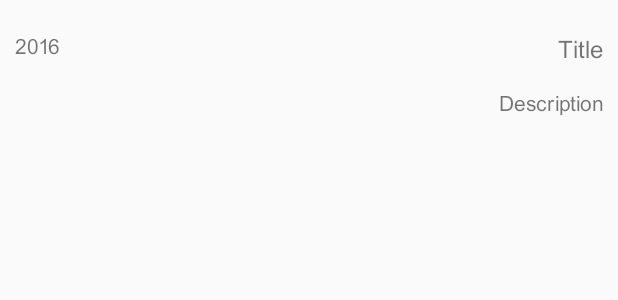
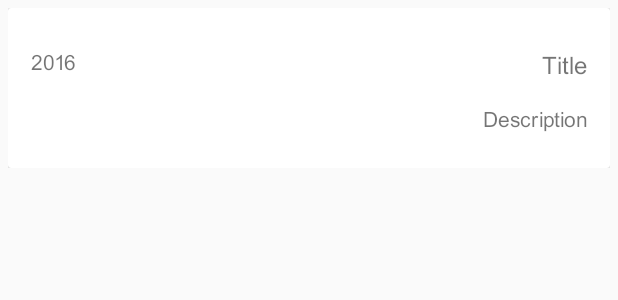
Before and after one commit to irmbaas/MashhadConnect, an Android app: the layout row_rss.xml on its own in the app's theme, with its tools: preview values and no code run, on a phone screen of 412 x 824 dp. Shown: the top 300 px of the screen. Run offline under Robolectric (Android 15) with nearby library versions, the phone set to English and light mode, and no system bars.

Commit message:
Little UI improvements.

```diff
--- a/app/build.gradle
+++ b/app/build.gradle
@@ -32,5 +32,6 @@ dependencies {
     compile 'com.android.support:support-v4:23.4.0'
     compile 'com.android.support:design:23.4.0'
     compile 'com.android.support:recyclerview-v7:23.4.0'
+    compile 'com.android.support:cardview-v7:23.4.0'
     compile 'de.hdodenhof:circleimageview:1.2.1'
 }
--- a/app/src/main/java/ir/mbaas/mashhadconnect/fragments/RssFragment.java
+++ b/app/src/main/java/ir/mbaas/mashhadconnect/fragments/RssFragment.java
@@ -51,8 +51,6 @@ public class RssFragment extends Fragment implements IRssCallback {
 
         recyclerView.setLayoutManager(mLayoutManager);
         recyclerView.setItemAnimator(new DefaultItemAnimator());
-        recyclerView.addItemDecoration(new DividerItemDecoration(getActivity(),
-                LinearLayoutManager.VERTICAL));
         recyclerView.setAdapter(mAdapter);
 
         recyclerView.addOnItemTouchListener(new RecyclerTouchListener(
--- a/app/src/main/res/layout/row_rss.xml
+++ b/app/src/main/res/layout/row_rss.xml
@@ -1,9 +1,20 @@
 <?xml version="1.0" encoding="utf-8"?>
+<LinearLayout xmlns:android="http://schemas.android.com/apk/res/android"
+    android:layout_width="match_parent"
+    android:layout_height="wrap_content"
+    android:padding="5dp"
+    android:orientation="vertical">
+
+    <android.support.v7.widget.CardView
+        android:layout_width="match_parent"
+        android:layout_height="wrap_content"
+        android:id="@+id/cv_layout">
+
         <RelativeLayout xmlns:android="http://schemas.android.com/apk/res/android"
             android:layout_width="match_parent"
             android:layout_height="wrap_content"
             android:focusable="true"
-    android:padding="10dp"
+            android:padding="15dp"
             android:clickable="true"
             android:orientation="vertical">
 
@@ -41,3 +52,7 @@
                 android:text="2016"/>
 
         </RelativeLayout>
+
+    </android.support.v7.widget.CardView>
+
+</LinearLayout>
--- a/app/src/main/res/values/colors.xml
+++ b/app/src/main/res/values/colors.xml
@@ -1,9 +1,15 @@
 <?xml version="1.0" encoding="utf-8"?>
 <resources>
-    <color name="colorPrimary">#3F51B5</color>
-    <color name="colorPrimaryDark">#303F9F</color>
-    <color name="colorAccent">#FF4081</color>
-    <color name="colorPressed">#E9AD00</color>
-    <color name="colorMenuText">#2D2D2D</color>
+    <color name="colorPrimary">#FF5722</color>
+    <color name="colorPrimaryDark">#E64A19</color>
+    <color name="colorPrimaryLight">#FFCCBC</color>
+    <color name="colorAccent">#795548</color>
+    <color name="colorTextPrimary">#212121</color>
+    <color name="colorTextSecondary">#727272</color>
+    <color name="colorTextIcons">#FFFFFF</color>
+    <color name="colorDivider">#B6B6B6</color>
+
+    <color name="colorPressed">#FFCCBC</color>
+    <color name="colorMenuText">#212121</color>
     <color name="colorAboutText">#2D2D2D</color>
 </resources>
--- a/app/src/main/res/values/menus.xml
+++ b/app/src/main/res/values/menus.xml
@@ -5,5 +5,5 @@
     <string name="action_help_text">راهنما</string>
     <string name="action_help_icon">\uf64f</string>
     <string name="action_mbaas_rss">اخبار MBaaS</string>
-    <string name="action_mbaas_icon">\uf64f</string>
+    <string name="action_mbaas_icon">\uf17b</string>
 </resources>
```
Also changed, not shown: app/src/main/java/ir/mbaas/mashhadconnect/activities/MainActivity.java (+2 -7 lines). Lines whose indentation alone changed are shown as unchanged.
